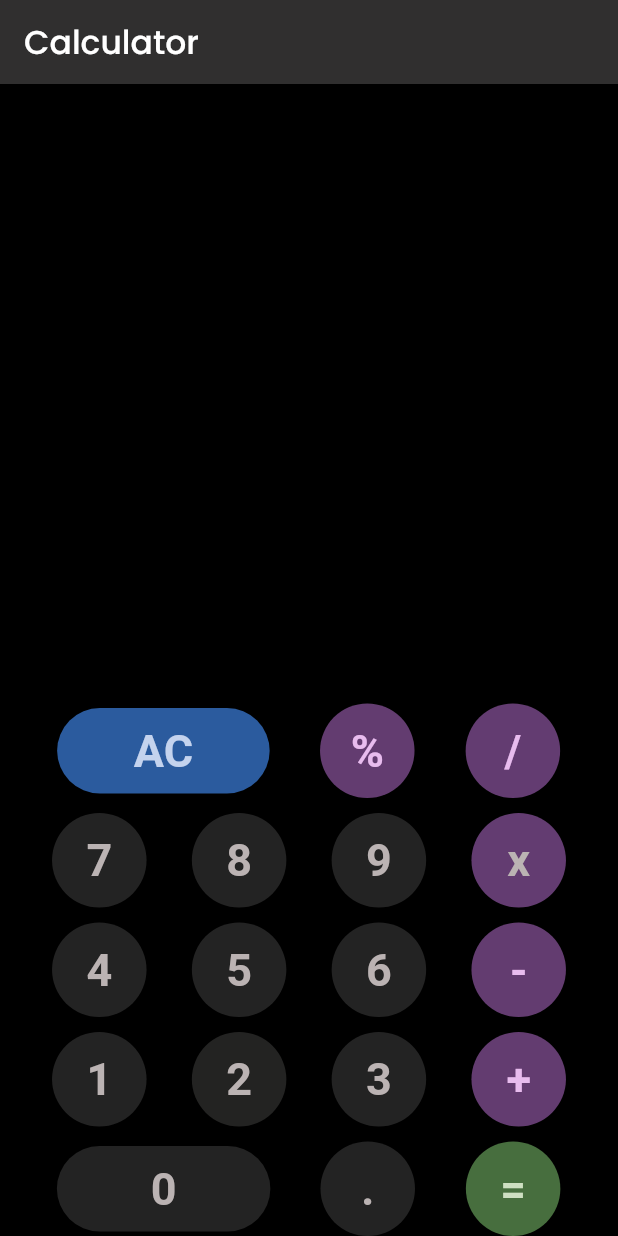
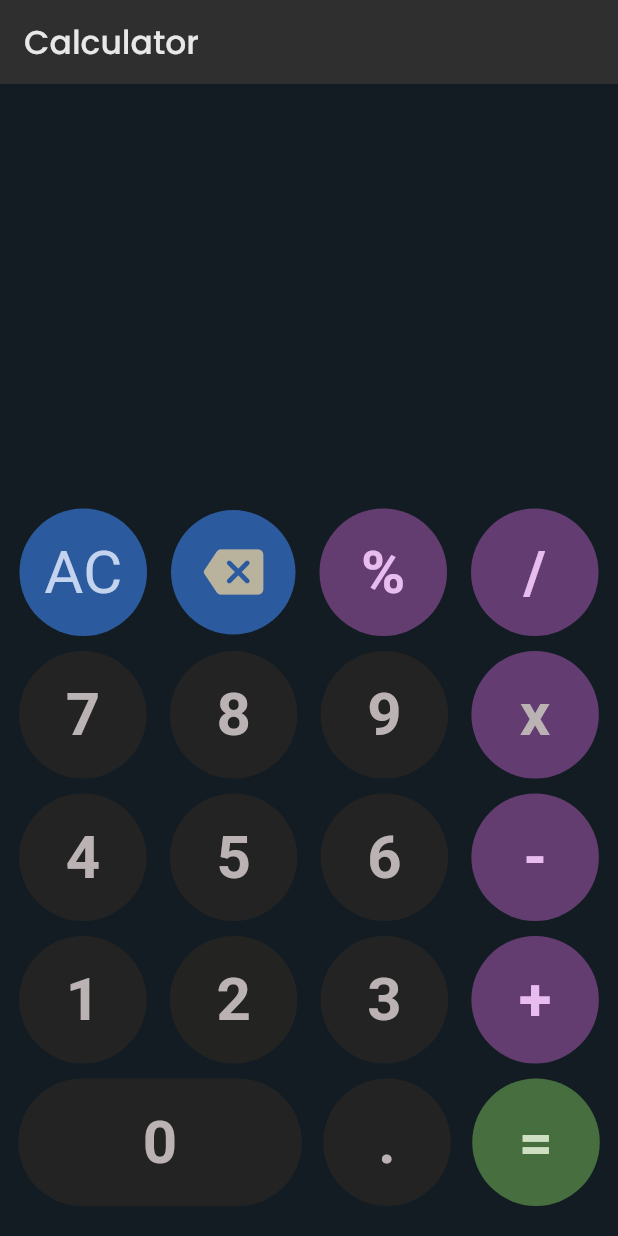
Before and after one commit to Tharindudesh43/calculator_app_flutter, a Flutter app: the screen it shows after launch, on a phone screen of 412 x 824 dp. Run offline on Flutter 3.47's test engine with Material 3 defaults, Android fonts, the phone set to English and light mode, and no system bars.

Commit message:
change ui and add back button

```diff
--- a/lib/main.dart
+++ b/lib/main.dart
@@ -263,7 +263,7 @@ class _CalculatorState extends State<Calculator> {
         storeData.clear();
       }
     } else {
-      if (storeData.length < 18 && PrevData.length < 37) {
+      if (storeData.length < 15 && PrevData.length < 20) {
         storeData.add(data);
         txtvalue = storeData.join();
         setState(() {
@@ -355,8 +355,7 @@ class _CalculatorState extends State<Calculator> {
   }
 
   Widget calbutton(String btntxt, Color btncolor, Color btntxtcolor) {
-    return Container(
-      child: TextButton(
+    return TextButton(
       onPressed: () {
         storevalues_and_cal(btntxt);
 
@@ -367,16 +366,17 @@ class _CalculatorState extends State<Calculator> {
         //Data in Storedata
         print(storeData);
       },
+      child: Center(
         child: Text(
           btntxt,
-          style: TextStyle(fontSize: 30, fontWeight: FontWeight.w600),
+          style: TextStyle(fontSize: 40, fontWeight: FontWeight.w600),
+        ),
       ),
       style: TextButton.styleFrom(
         foregroundColor: btntxtcolor,
         backgroundColor: btncolor,
         shape: const CircleBorder(),
-          padding: const EdgeInsets.all(10),
-        ),
+        minimumSize: Size(85, 85),
       ),
     );
   }
@@ -384,12 +384,12 @@ class _CalculatorState extends State<Calculator> {
   @override
   Widget build(BuildContext context) {
     return Scaffold(
-      backgroundColor: Colors.black,
+      backgroundColor: Color.fromARGB(255, 18, 28, 34),
       appBar: AppBar(
         title: const Text(
           "Calculator",
           style: TextStyle(
-            color: Colors.white,
+            color: Color.fromARGB(255, 232, 232, 232),
             fontFamily: 'Poppins',
           ),
         ),
@@ -409,7 +409,8 @@ class _CalculatorState extends State<Calculator> {
                   padding: const EdgeInsets.all(8.0),
                   child: Text(
                     PreVCalations,
-                    style: TextStyle(color: Colors.white, fontSize: 15),
+                    style: TextStyle(
+                        color: Colors.white, fontSize: 30, fontFamily: 'Carre'),
                   ),
                 )
               ],
@@ -424,9 +425,7 @@ class _CalculatorState extends State<Calculator> {
                     txtvalue,
                     textAlign: TextAlign.left,
                     style: const TextStyle(
-                      color: Colors.white,
-                      fontSize: 30,
-                    ),
+                        color: Colors.white, fontSize: 40, fontFamily: 'Carre'),
                   ),
                 )
               ],
@@ -434,7 +433,7 @@ class _CalculatorState extends State<Calculator> {
 
             //First Row---------------------
             Row(
-              mainAxisAlignment: MainAxisAlignment.spaceEvenly,
+              mainAxisAlignment: MainAxisAlignment.spaceAround,
               children: [
                 TextButton(
                   onPressed: () {
@@ -451,20 +450,40 @@ class _CalculatorState extends State<Calculator> {
                   },
                   child: Text(
                     "AC",
-                    style: TextStyle(fontSize: 30, fontWeight: FontWeight.w600),
+                    style: TextStyle(fontSize: 40, fontWeight: FontWeight.w400),
                   ),
                   style: TextButton.styleFrom(
                     foregroundColor: const Color.fromARGB(255, 196, 211, 238),
                     backgroundColor: const Color.fromARGB(255, 43, 91, 158),
-                    shape: const StadiumBorder(),
-                    padding: const EdgeInsets.fromLTRB(
-                      51,
-                      7,
-                      51,
-                      7,
+                    shape: const CircleBorder(),
+                    minimumSize: Size(85, 85),
                   ),
                 ),
+                Container(
+                    width: 83,
+                    height: 83,
+                    decoration: BoxDecoration(
+                      color: const Color.fromARGB(255, 43, 91, 158), //
+                      shape: BoxShape.circle,
                     ),
+                    child: IconButton(
+                        onPressed: () {
+                          storeData.removeLast();
+                          PrevData.removeLast();
+                          setState(() {
+                            PreVCalations = PrevData.join();
+                          });
+                          setState(() {
+                            txtvalue = storeData.join("");
+                          });
+                          count = 0;
+                          lastvalue = 0;
+                        },
+                        icon: Icon(
+                          Icons.backspace_rounded,
+                          size: 40,
+                          color: Color.fromARGB(255, 185, 179, 158),
+                        ))),
                 calbutton('%', const Color.fromARGB(255, 99, 60, 112),
                     const Color.fromARGB(255, 232, 188, 238)),
                 calbutton('/', const Color.fromARGB(255, 99, 60, 113),
@@ -477,7 +496,7 @@ class _CalculatorState extends State<Calculator> {
 
             //Second Row------------------
             Row(
-              mainAxisAlignment: MainAxisAlignment.spaceEvenly,
+              mainAxisAlignment: MainAxisAlignment.spaceAround,
               children: [
                 calbutton('7', const Color.fromARGB(255, 35, 35, 35),
                     const Color.fromARGB(255, 187, 179, 179)),
@@ -498,7 +517,7 @@ class _CalculatorState extends State<Calculator> {
 
             //Third Row------------------
             Row(
-              mainAxisAlignment: MainAxisAlignment.spaceEvenly,
+              mainAxisAlignment: MainAxisAlignment.spaceAround,
               children: [
                 calbutton('4', const Color.fromARGB(255, 35, 35, 35),
                     const Color.fromARGB(255, 187, 179, 179)),
@@ -516,7 +535,7 @@ class _CalculatorState extends State<Calculator> {
 
             //Fourth Row------------------
             Row(
-              mainAxisAlignment: MainAxisAlignment.spaceEvenly,
+              mainAxisAlignment: MainAxisAlignment.spaceAround,
               children: [
                 calbutton('1', const Color.fromARGB(255, 35, 35, 35),
                     const Color.fromARGB(255, 187, 179, 179)),
@@ -534,7 +553,7 @@ class _CalculatorState extends State<Calculator> {
 
             //Fifth Row--------------------
             Row(
-              mainAxisAlignment: MainAxisAlignment.spaceEvenly,
+              mainAxisAlignment: MainAxisAlignment.spaceAround,
               children: [
                 TextButton(
                   onPressed: () {
@@ -544,17 +563,17 @@ class _CalculatorState extends State<Calculator> {
                   },
                   child: Text(
                     "0",
-                    style: TextStyle(fontSize: 30, fontWeight: FontWeight.w600),
+                    style: TextStyle(fontSize: 40, fontWeight: FontWeight.w600),
                   ),
                   style: TextButton.styleFrom(
                     foregroundColor: const Color.fromARGB(255, 187, 179, 179),
                     backgroundColor: const Color.fromARGB(255, 35, 35, 35),
                     shape: const StadiumBorder(),
                     padding: const EdgeInsets.fromLTRB(
-                      62.5,
-                      7,
-                      62.5,
-                      7,
+                      83,
+                      14,
+                      83,
+                      14,
                     ),
                   ),
                 ),
@@ -564,6 +583,10 @@ class _CalculatorState extends State<Calculator> {
                     const Color.fromARGB(255, 206, 223, 194)),
               ],
             ),
+
+            SizedBox(
+              height: 20,
+            )
           ],
         ),
       ),
--- a/pubspec.yaml
+++ b/pubspec.yaml
@@ -95,6 +95,9 @@ flutter:
     - family: Poppins
       fonts:
         - asset: fonts/Poppins-Medium.otf
+    - family: Carre
+      fonts:
+        - asset: fonts/Carre.ttf
   # fonts:
   #   - family: Schyler
   #     fonts:
```
Also changed, not shown: fonts/Carre.ttf (added). Lines whose indentation alone changed are shown as unchanged.
